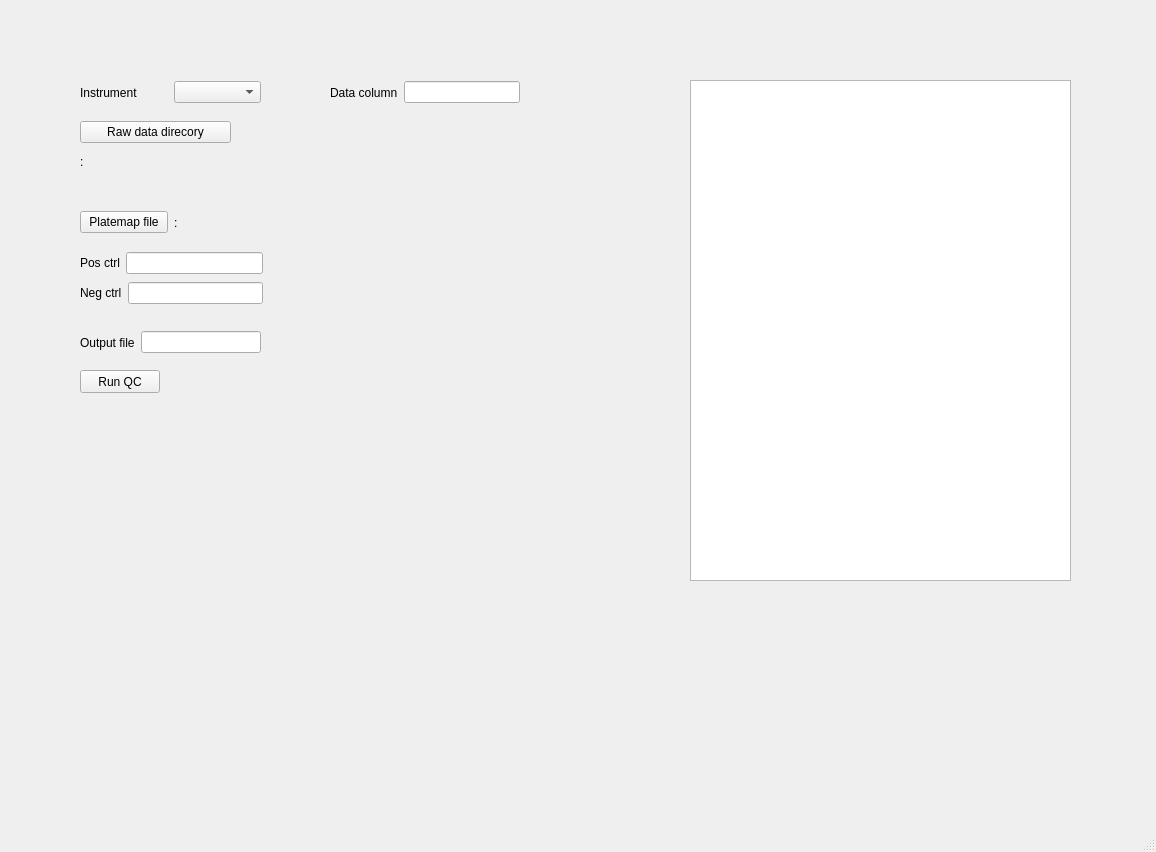
The window that frontend/assets/sp.ui (dahlbma/assayLoader) describes before a commit, drawn with Qt 5.
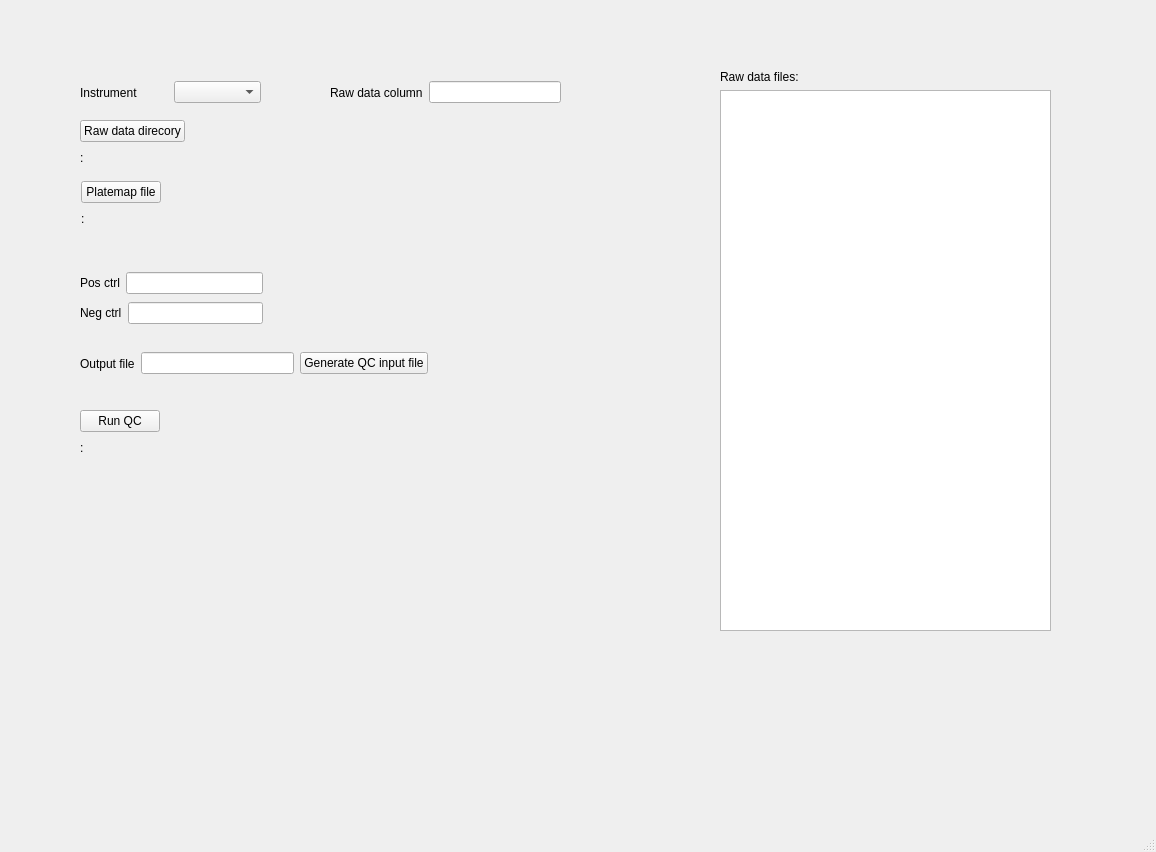
The same window after the commit.

The edit to the form file:
```diff
--- a/frontend/assets/sp.ui
+++ b/frontend/assets/sp.ui
@@ -14,48 +14,12 @@
    <string>MainWindow</string>
   </property>
   <widget class="QWidget" name="centralwidget">
-   <widget class="QLabel" name="rawDataDir_lab">
-    <property name="geometry">
-     <rect>
-      <x>80</x>
-      <y>150</y>
-      <width>491</width>
-      <height>23</height>
-     </rect>
-    </property>
-    <property name="text">
-     <string>:</string>
-    </property>
-   </widget>
-   <widget class="QTextEdit" name="inputFiles_te">
-    <property name="geometry">
-     <rect>
-      <x>690</x>
-      <y>80</y>
-      <width>381</width>
-      <height>501</height>
-     </rect>
-    </property>
-   </widget>
-   <widget class="QPushButton" name="runQc_btn">
-    <property name="geometry">
-     <rect>
-      <x>80</x>
-      <y>370</y>
-      <width>80</width>
-      <height>23</height>
-     </rect>
-    </property>
-    <property name="text">
-     <string>Run QC</string>
-    </property>
-   </widget>
    <widget class="QWidget" name="layoutWidget">
     <property name="geometry">
      <rect>
       <x>330</x>
       <y>80</y>
-      <width>190</width>
+      <width>231</width>
       <height>25</height>
      </rect>
     </property>
@@ -63,7 +27,7 @@
      <item>
       <widget class="QLabel" name="label_2">
        <property name="text">
-        <string>Data column</string>
+        <string>Raw data column</string>
        </property>
       </widget>
      </item>
@@ -98,11 +62,53 @@
     <property name="geometry">
      <rect>
       <x>80</x>
+      <y>270</y>
+      <width>183</width>
+      <height>58</height>
+     </rect>
+    </property>
+    <layout class="QVBoxLayout" name="verticalLayout">
+     <item>
+      <layout class="QHBoxLayout" name="horizontalLayout_4">
+       <item>
+        <widget class="QLabel" name="label_4">
+         <property name="text">
+          <string>Pos ctrl</string>
+         </property>
+        </widget>
+       </item>
+       <item>
+        <widget class="QLineEdit" name="posCtrl_eb"/>
+       </item>
+      </layout>
+     </item>
+     <item>
+      <layout class="QHBoxLayout" name="horizontalLayout_5">
+       <item>
+        <widget class="QLabel" name="label_5">
+         <property name="text">
+          <string>Neg ctrl</string>
+         </property>
+        </widget>
+       </item>
+       <item>
+        <widget class="QLineEdit" name="negCtrl_eb"/>
+       </item>
+      </layout>
+     </item>
+    </layout>
+   </widget>
+   <widget class="QWidget" name="">
+    <property name="geometry">
+     <rect>
+      <x>80</x>
       <y>120</y>
-      <width>151</width>
-      <height>25</height>
+      <width>491</width>
+      <height>48</height>
      </rect>
     </property>
+    <layout class="QVBoxLayout" name="verticalLayout_3">
+     <item>
     <layout class="QHBoxLayout" name="horizontalLayout_3">
      <item>
       <widget class="QPushButton" name="rawDataDir_btn">
@@ -111,17 +117,41 @@
        </property>
       </widget>
      </item>
-    </layout>
-   </widget>
-   <widget class="QWidget" name="layoutWidget">
+       <item>
+        <spacer name="horizontalSpacer">
+         <property name="orientation">
+          <enum>Qt::Horizontal</enum>
+         </property>
+         <property name="sizeHint" stdset="0">
+          <size>
+           <width>40</width>
+           <height>20</height>
+          </size>
+         </property>
+        </spacer>
+       </item>
+      </layout>
+     </item>
+     <item>
+      <widget class="QLabel" name="rawDataDir_lab">
+       <property name="text">
+        <string>:</string>
+       </property>
+      </widget>
+     </item>
+    </layout>
+   </widget>
+   <widget class="QWidget" name="">
     <property name="geometry">
      <rect>
-      <x>80</x>
-      <y>210</y>
-      <width>181</width>
-      <height>25</height>
+      <x>81</x>
+      <y>181</y>
+      <width>491</width>
+      <height>48</height>
      </rect>
     </property>
+    <layout class="QVBoxLayout" name="verticalLayout_2">
+     <item>
     <layout class="QHBoxLayout" name="horizontalLayout_6">
      <item>
       <widget class="QPushButton" name="platemapFile_btn">
@@ -131,6 +161,21 @@
       </widget>
      </item>
      <item>
+        <spacer name="horizontalSpacer_2">
+         <property name="orientation">
+          <enum>Qt::Horizontal</enum>
+         </property>
+         <property name="sizeHint" stdset="0">
+          <size>
+           <width>40</width>
+           <height>20</height>
+          </size>
+         </property>
+        </spacer>
+       </item>
+      </layout>
+     </item>
+     <item>
       <widget class="QLabel" name="platemapFile_lab">
        <property name="text">
         <string>:</string>
@@ -139,15 +184,39 @@
      </item>
     </layout>
    </widget>
-   <widget class="QWidget" name="layoutWidget">
+   <widget class="QWidget" name="">
+    <property name="geometry">
+     <rect>
+      <x>720</x>
+      <y>70</y>
+      <width>331</width>
+      <height>561</height>
+     </rect>
+    </property>
+    <layout class="QVBoxLayout" name="verticalLayout_4">
+     <item>
+      <widget class="QLabel" name="label_3">
+       <property name="text">
+        <string>Raw data files:</string>
+       </property>
+      </widget>
+     </item>
+     <item>
+      <widget class="QTextEdit" name="inputFiles_te"/>
+     </item>
+    </layout>
+   </widget>
+   <widget class="QWidget" name="">
     <property name="geometry">
      <rect>
       <x>80</x>
-      <y>330</y>
-      <width>181</width>
-      <height>25</height>
+      <y>350</y>
+      <width>348</width>
+      <height>27</height>
      </rect>
     </property>
+    <layout class="QHBoxLayout" name="horizontalLayout_8">
+     <item>
     <layout class="QHBoxLayout" name="horizontalLayout_7">
      <item>
       <widget class="QLabel" name="label_7">
@@ -160,44 +229,56 @@
       <widget class="QLineEdit" name="outputFile_eb"/>
      </item>
     </layout>
-   </widget>
-   <widget class="QWidget" name="layoutWidget">
+     </item>
+     <item>
+      <widget class="QPushButton" name="generateQCinput_btn">
+       <property name="text">
+        <string>Generate QC input file</string>
+       </property>
+      </widget>
+     </item>
+    </layout>
+   </widget>
+   <widget class="QWidget" name="">
     <property name="geometry">
      <rect>
       <x>80</x>
-      <y>250</y>
-      <width>183</width>
-      <height>58</height>
+      <y>410</y>
+      <width>511</width>
+      <height>48</height>
      </rect>
     </property>
-    <layout class="QVBoxLayout" name="verticalLayout">
+    <layout class="QVBoxLayout" name="verticalLayout_5">
      <item>
-      <layout class="QHBoxLayout" name="horizontalLayout_4">
+      <layout class="QHBoxLayout" name="horizontalLayout_9">
        <item>
-        <widget class="QLabel" name="label_4">
+        <widget class="QPushButton" name="runQc_btn">
          <property name="text">
-          <string>Pos ctrl</string>
+          <string>Run QC</string>
          </property>
         </widget>
        </item>
        <item>
-        <widget class="QLineEdit" name="posCtrl_eb"/>
+        <spacer name="horizontalSpacer_3">
+         <property name="orientation">
+          <enum>Qt::Horizontal</enum>
+         </property>
+         <property name="sizeHint" stdset="0">
+          <size>
+           <width>40</width>
+           <height>20</height>
+          </size>
+         </property>
+        </spacer>
        </item>
       </layout>
      </item>
      <item>
-      <layout class="QHBoxLayout" name="horizontalLayout_5">
-       <item>
-        <widget class="QLabel" name="label_5">
+      <widget class="QLabel" name="outputFile_lab">
          <property name="text">
-          <string>Neg ctrl</string>
-         </property>
-        </widget>
-       </item>
-       <item>
-        <widget class="QLineEdit" name="negCtrl_eb"/>
-       </item>
-      </layout>
+        <string>:</string>
+       </property>
+      </widget>
      </item>
     </layout>
    </widget>
```
Left out of the diff: 2 changed lines with no effect on the pictures. Lines whose indentation alone changed are shown as unchanged.
